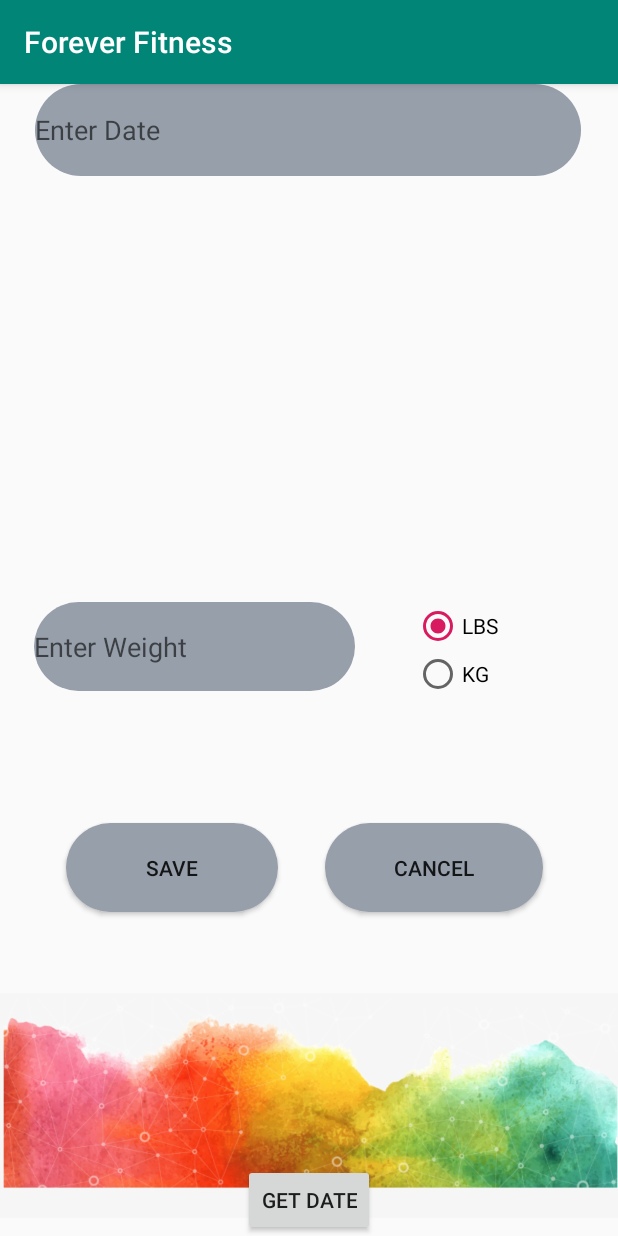
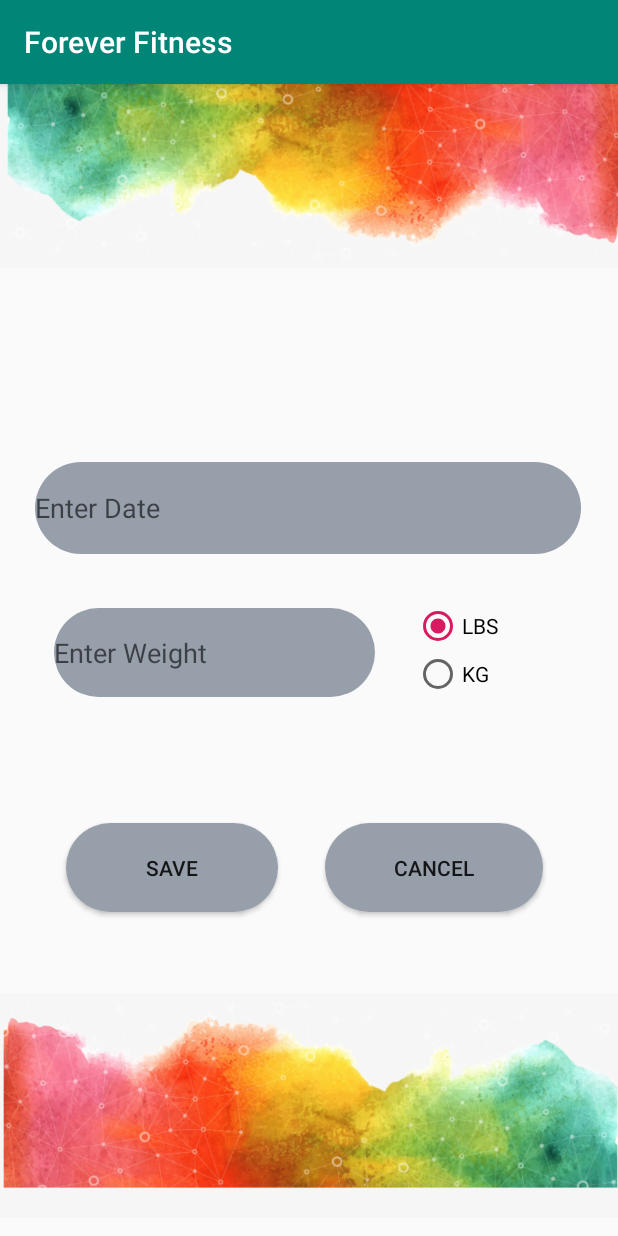
Before and after one commit to jimmytran16/GymApp, an Android app: the WeightEntryPage screen opened directly, with no data from a screen before it, on a phone screen of 412 x 824 dp. Run offline under Robolectric (Android 15) with nearby library versions, the phone set to English and light mode, and no system bars.

Commit message:
finished entry,logsdatabase

```diff
--- a/app/src/main/java/com/example/foreverfitness/RegisterPage.java
+++ b/app/src/main/java/com/example/foreverfitness/RegisterPage.java
@@ -52,8 +52,8 @@ public class RegisterPage extends AppCompatActivity {
                 int selected_weight = radioWeight.getCheckedRadioButtonId();
 
                 radioGenderChosen = (RadioButton)findViewById(selected_id);
-                radioHeightChosen = (RadioButton)findViewById(selected_id);
-                radioGenderChosen = (RadioButton)findViewById(selected_id);
+                radioHeightChosen = (RadioButton)findViewById(selected_height);
+                radioWeightChosen = (RadioButton)findViewById(selected_weight);
                 char gender = getGender(radioGenderChosen.getText().toString());
                 //chosen measurements for height and weight
                 String height_measurement = radioHeightChosen.getText().toString();
--- a/app/src/main/java/com/example/foreverfitness/WeightEntryPage.java
+++ b/app/src/main/java/com/example/foreverfitness/WeightEntryPage.java
@@ -1,30 +1,43 @@
 package com.example.foreverfitness;
 import android.app.DatePickerDialog;
+import android.content.Intent;
 import android.os.Bundle;
 import android.text.InputType;
 import android.view.View;
 import android.widget.Button;
 import android.widget.DatePicker;
 import android.widget.EditText;
+import android.widget.RadioButton;
+import android.widget.RadioGroup;
 import android.widget.TextView;
+import android.widget.Toast;
 
 import androidx.appcompat.app.AppCompatActivity;
+
+import com.example.foreverfitness.Model.History;
+import com.example.foreverfitness.auth.UserAuth;
+import com.example.foreverfitness.db.DataBaseHelper;
 
 import java.util.Calendar;
 
 public class WeightEntryPage extends AppCompatActivity {
     private  DatePickerDialog picker;
     private EditText eText;
-    private Button btnGet;
-    private TextView tvw;
+    private Button saveBtn,cancelBtn;
+    private TextView entryDateField,weightField;
+    private RadioGroup radioMeasurement;
+    private RadioButton radioChosenWeight;
     @Override
     protected void onCreate(Bundle savedInstanceState) {
         super.onCreate(savedInstanceState);
         setContentView(R.layout.weight_entry_activity);
-        tvw=(TextView)findViewById(R.id.textView1);
-        eText=(EditText) findViewById(R.id.editText1);
-        eText.setInputType(InputType.TYPE_NULL);
-        eText.setOnClickListener(new View.OnClickListener() {
+        radioMeasurement = (RadioGroup) findViewById(R.id.measureMent);
+        saveBtn = (Button)findViewById(R.id.saveBtn);
+        cancelBtn = (Button)findViewById(R.id.cancelBtn);
+        weightField = (EditText) findViewById(R.id.weightEntry);
+        entryDateField=(EditText) findViewById(R.id.entryDateField);
+        entryDateField.setInputType(InputType.TYPE_NULL);
+        entryDateField.setOnClickListener(new View.OnClickListener() {
             @Override
             public void onClick(View v) {
                 final Calendar cldr = Calendar.getInstance();
@@ -36,17 +49,37 @@ public class WeightEntryPage extends AppCompatActivity {
                         new DatePickerDialog.OnDateSetListener() {
                             @Override
                             public void onDateSet(DatePicker view, int year, int monthOfYear, int dayOfMonth) {
-                                eText.setText((monthOfYear + 1) + "/" + dayOfMonth + "/" + year);
+                                entryDateField.setText((monthOfYear + 1) + "/" + dayOfMonth + "/" + year);
                             }
                         }, year, month, day);
                 picker.show();
             }
         });
-        btnGet=(Button)findViewById(R.id.button1);
-        btnGet.setOnClickListener(new View.OnClickListener() {
+        saveBtn.setOnClickListener(new View.OnClickListener() {
             @Override
             public void onClick(View v) {
-                tvw.setText("Selected Date: "+ eText.getText());
+                //Find the chosen measurement for weight
+                int selected_weight = radioMeasurement.getCheckedRadioButtonId();
+                radioChosenWeight = (RadioButton)findViewById(selected_weight);
+                String chosen_measurement = radioChosenWeight.getText().toString();
+                //set a historyLog record passing the input fields into the parameters ---- users, date , weight
+                History historyLog = new History(UserAuth.currentUser.getUsername(),entryDateField.getText().toString(),weightField.getText().toString()+" "+chosen_measurement);
+                //call the db obj to update the logs
+                DataBaseHelper db = new DataBaseHelper(getApplicationContext());
+                if(db.addLog(historyLog)) { //pass in the history object, if it successsfully updates it will return TRUE
+                    Toast.makeText(WeightEntryPage.this,"UPLOAD LOG SUCCESS!", Toast.LENGTH_SHORT);
+                    startActivity(new Intent(WeightEntryPage.this,UserDashboard.class));
+                }
+                else{
+                    Toast.makeText(WeightEntryPage.this,"ERROR UPDATING LOG!", Toast.LENGTH_SHORT);
+                }
+            }
+        });
+
+        cancelBtn.setOnClickListener(new View.OnClickListener() {
+            @Override
+            public void onClick(View v) {
+                startActivity(new Intent(WeightEntryPage.this,UserDashboard.class)); // if user presses cancels, redirect to the dashboard
             }
         });
     }
--- a/app/src/main/java/com/example/foreverfitness/auth/UserAuth.java
+++ b/app/src/main/java/com/example/foreverfitness/auth/UserAuth.java
@@ -1,8 +1,12 @@
 package com.example.foreverfitness.auth;
 
+import com.example.foreverfitness.Model.History;
 import com.example.foreverfitness.Model.User;
 
+import java.util.ArrayList;
+
 public class UserAuth {
+    public static ArrayList<History> LIST_OF_LOGS; //this will keep track of all of the logs that are being made
     public static User currentUser = null; //default current user to be null
     public static boolean isLoggedin = false; //default to set user to not be counted as logged in
     public static void logIn(User user){
--- a/app/src/main/res/layout/dashboard_activity.xml
+++ b/app/src/main/res/layout/dashboard_activity.xml
@@ -65,7 +65,7 @@
         app:layout_constraintTop_toTopOf="parent" />
 
     <ImageButton
-        android:id="@+id/imageButton3"
+        android:id="@+id/weightEditBtn"
         android:layout_width="156dp"
         android:layout_height="149dp"
         android:layout_marginTop="44dp"
@@ -106,7 +106,7 @@
         android:layout_marginTop="44dp"
         android:background="@drawable/settings_icon"
         app:layout_constraintStart_toStartOf="parent"
-        app:layout_constraintTop_toBottomOf="@+id/imageButton3" />
+        app:layout_constraintTop_toBottomOf="@+id/weightEditBtn" />
 
     <TextView
         android:id="@+id/dash_name"
--- a/app/src/main/res/layout/weight_entry_activity.xml
+++ b/app/src/main/res/layout/weight_entry_activity.xml
@@ -8,26 +8,26 @@
 
 
     <EditText
-        android:id="@+id/editText2"
+        android:id="@+id/weightEntry"
         android:layout_width="214dp"
         android:layout_height="59dp"
-        android:layout_marginBottom="88dp"
+        android:layout_marginBottom="84dp"
         android:background="@drawable/entryshape"
         android:ems="10"
         android:hint="Enter Weight"
         app:layout_constraintBottom_toTopOf="@+id/saveBtn"
         app:layout_constraintEnd_toEndOf="parent"
-        app:layout_constraintHorizontal_bias="0.116"
+        app:layout_constraintHorizontal_bias="0.182"
         app:layout_constraintStart_toStartOf="parent" />
 
     <ImageView
         android:id="@+id/imageView2"
         android:layout_width="419dp"
         android:layout_height="194dp"
-        android:layout_marginBottom="64dp"
+        android:layout_marginBottom="108dp"
         android:background="@drawable/profile"
         android:src="@drawable/entry_header"
-        app:layout_constraintBottom_toTopOf="@+id/editText1"
+        app:layout_constraintBottom_toTopOf="@+id/entryDateField"
         app:layout_constraintStart_toStartOf="parent" />
 
     <ImageView
@@ -42,38 +42,17 @@
         app:layout_constraintTop_toTopOf="parent" />
 
     <EditText
-        android:id="@+id/editText1"
+        android:id="@+id/entryDateField"
         android:layout_width="364dp"
         android:layout_height="27.5pt"
+        android:layout_marginBottom="36dp"
         android:background="@drawable/entryshape"
         android:ems="10"
         android:hint="Enter Date"
+        app:layout_constraintBottom_toTopOf="@+id/weightEntry"
         app:layout_constraintEnd_toEndOf="parent"
         app:layout_constraintHorizontal_bias="0.489"
-        app:layout_constraintStart_toStartOf="parent"
-        tools:layout_editor_absoluteY="217dp" />
-
-    <Button
-        android:id="@+id/button1"
-        android:layout_width="wrap_content"
-        android:layout_height="wrap_content"
-        android:layout_below="@+id/editText1"
-        android:text="Get Date"
-        app:layout_constraintBottom_toBottomOf="parent"
-        app:layout_constraintEnd_toEndOf="parent"
         app:layout_constraintStart_toStartOf="parent" />
-
-    <TextView
-        android:id="@+id/textView1"
-        android:layout_width="wrap_content"
-        android:layout_height="wrap_content"
-        android:layout_below="@+id/button1"
-        android:textSize="18dp"
-        android:textStyle="bold"
-        app:layout_constraintEnd_toEndOf="parent"
-        app:layout_constraintHorizontal_bias="0.498"
-        app:layout_constraintStart_toStartOf="parent"
-        app:layout_constraintTop_toBottomOf="@+id/button1" />
 
     <Button
         android:id="@+id/saveBtn"
@@ -107,8 +86,7 @@
         app:layout_constraintBottom_toTopOf="@+id/cancelBtn"
         app:layout_constraintEnd_toEndOf="parent"
         app:layout_constraintHorizontal_bias="0.846"
-        app:layout_constraintStart_toStartOf="parent"
-        app:layout_constraintStart_toTopOf="@+id/editText1">
+        app:layout_constraintStart_toStartOf="parent">
 
         <RadioButton
             android:id="@+id/lbMeasure"
```
Also changed, not shown: app/src/main/java/com/example/foreverfitness/Model/History.java (+8 -3 lines), app/src/main/java/com/example/foreverfitness/UserDashboard.java (+8 -0 lines), app/src/main/java/com/example/foreverfitness/db/DataBaseHelper.java (+20 -1 lines), app/src/main/res/layout/register_activity.xml (+15 -16 lines).
